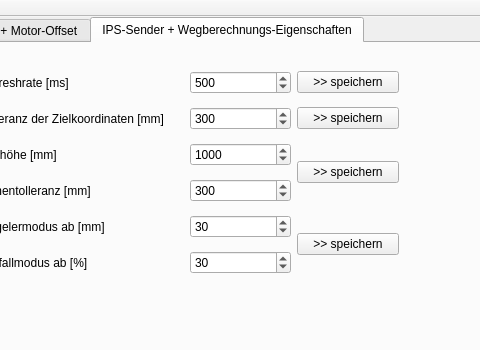
First picture: the form in mainwindow.ui, repository Koerner/Sturzflug-at-daedalus.ei.tum.de, before the edit; both pictures show x 333 to 813 and y 0 to 350 of the 1224 by 670 pixel window.
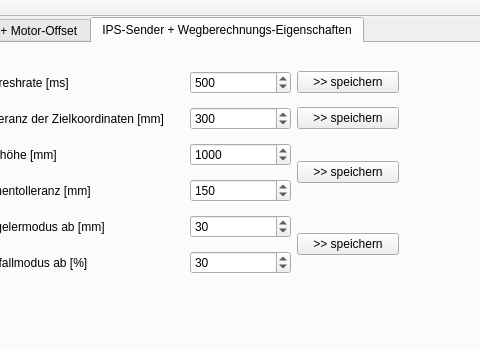
Second picture: the form after the edit. The open tabs and pages were chosen to show the change.

```diff
--- a/mainwindow.ui
+++ b/mainwindow.ui
@@ -1620,7 +1620,7 @@
           <number>10</number>
          </property>
          <property name="value">
-          <number>300</number>
+          <number>150</number>
          </property>
         </widget>
        </item>
```
Left out of the diff: 4 changed lines with no effect on the pictures.
